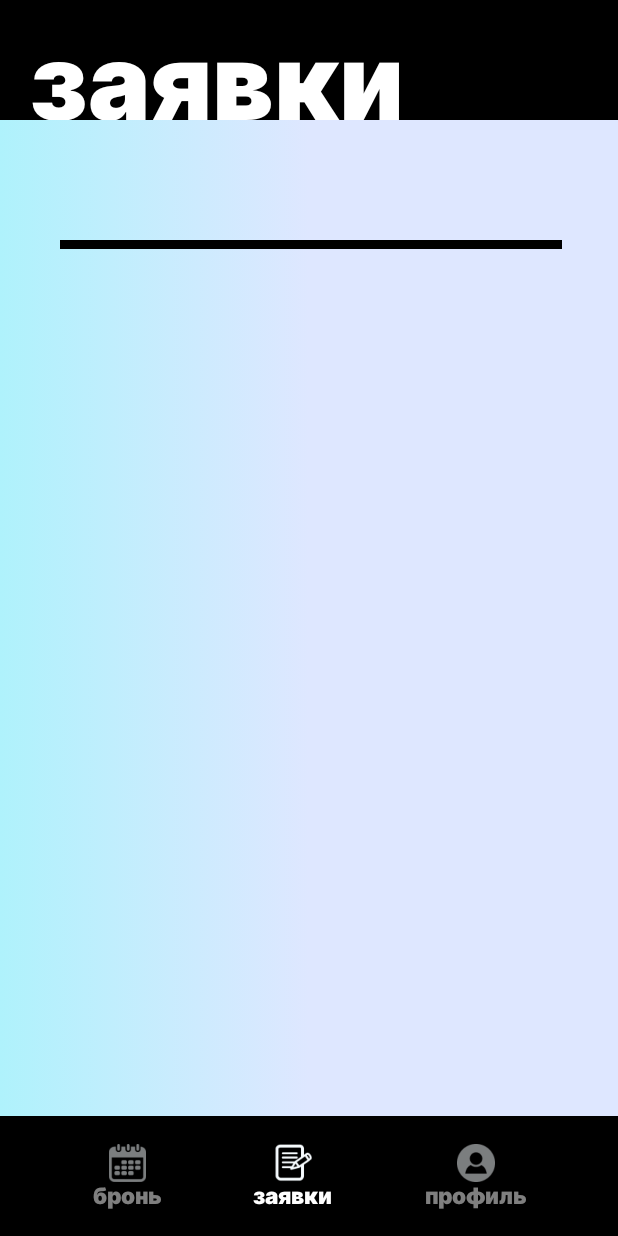
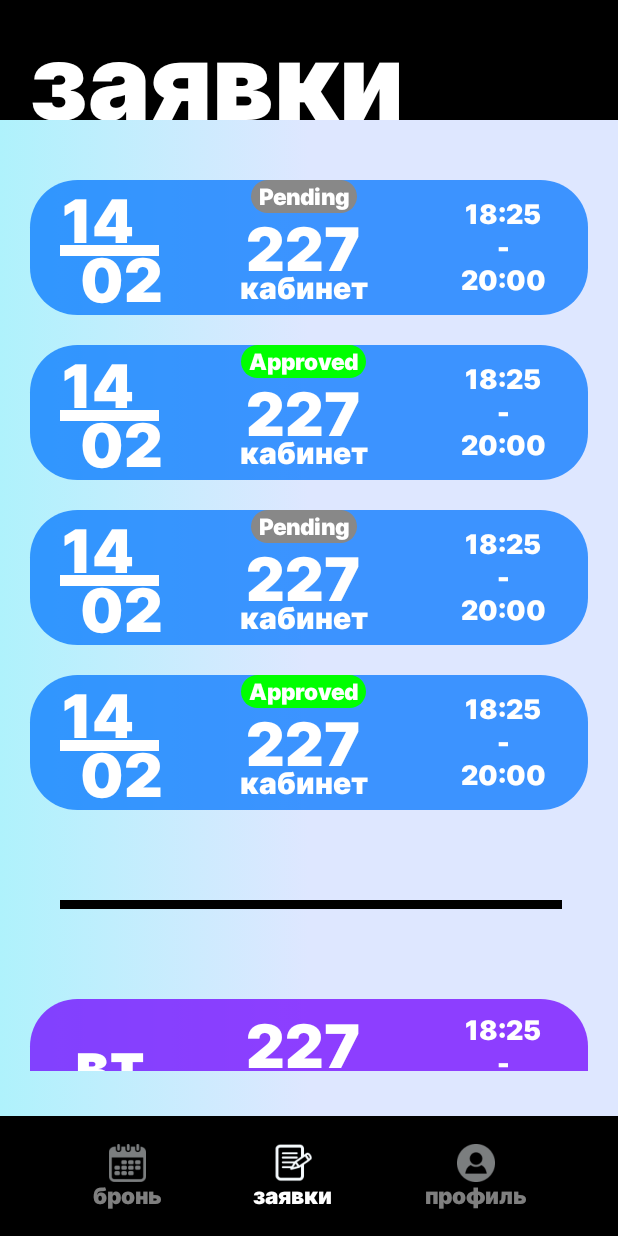
Before and after one commit to TSUKeysLab/TsuKeysMobile, an Android app built with Jetpack Compose: the RequestsScreen screen opened through its navigation route, on a phone screen of 412 x 824 dp. Run offline under Robolectric (Android 15) with nearby library versions, the light colour scheme and no system bars; our stand-ins replace accompanist.

Commit message:
Добавил статус к карточке заявки, а также добавил placeholder в выборе кабинета в профиле по кнопке ключей

```diff
--- a/app/src/main/java/com/example/tsukeysmobile/MainActivity.kt
+++ b/app/src/main/java/com/example/tsukeysmobile/MainActivity.kt
@@ -1,5 +1,6 @@
 package com.example.tsukeysmobile
 
+import android.annotation.SuppressLint
 import android.os.Bundle
 import androidx.activity.ComponentActivity
 import androidx.activity.compose.setContent
@@ -22,12 +23,16 @@ import com.example.tsukeysmobile.Screens.ProfileScreen
 import com.example.tsukeysmobile.Screens.Request
 import com.example.tsukeysmobile.Screens.RequestsScreen
 import com.example.tsukeysmobile.ui.theme.TsuKeysMobileTheme
+import com.example.tsukeysmobile.ui.theme.requestRepeatable
+import com.example.tsukeysmobile.ui.theme.requestSingle
 import java.util.*
 
 val requests : MutableList<Request> = mutableStateListOf(Request(UUID.randomUUID()) {
-    Divider(modifier = Modifier.fillMaxWidth(0.9f).offset(x = 20.dp).padding(vertical = 50.dp), color = Color.Black, thickness = 6.dp)
+    Divider(modifier = Modifier
+        .fillMaxWidth(0.9f)
+        .offset(x = 20.dp)
+        .padding(vertical = 50.dp), color = Color.Black, thickness = 6.dp)
 })
-
 class MainActivity : ComponentActivity() {
     override fun onCreate(savedInstanceState: Bundle?) {
         super.onCreate(savedInstanceState)
@@ -38,11 +43,42 @@ class MainActivity : ComponentActivity() {
                     color = MaterialTheme.colorScheme.background
                 )
                 {
+                    requests.add(0, Request(UUID.randomUUID()) {
+                        RequestCard(
+                            id = UUID.randomUUID(),
+                            status = "Approved",
+                            date = "14.02",
+                            cab = "227",
+                            time = "18:25-20:00",
+                            type = requestSingle,
+                        )
+                    })
+                    requests.add(0, Request(UUID.randomUUID()) {
+                        RequestCard(
+                            id = UUID.randomUUID(),
+                            status = "Pending",
+                            date = "14.02",
+                            cab = "227",
+                            time = "18:25-20:00",
+                            type = requestSingle,
+                        )
+                    })
+                    requests.add(Request(UUID.randomUUID()) {
+                        RequestCard(
+                            id = UUID.randomUUID(),
+                            status = "",
+                            date = "вт",
+                            cab = "227",
+                            time = "18:25-20:00",
+                            type = requestRepeatable,
+                        )
+                    })
                     Navigation()
                 }
             }
         }
     }
+    @SuppressLint("UnrememberedMutableState")
     @Composable
     fun Navigation() {
         val navController = rememberNavController()
@@ -50,7 +86,7 @@ class MainActivity : ComponentActivity() {
         {
             composable(route = com.example.tsukeysmobile.Navigation.Screen.RequestsScreen.route)
             {
-                RequestsScreen(navController = navController)
+                RequestsScreen(navController = navController, requests = requests)
             }
             composable(route = com.example.tsukeysmobile.Navigation.Screen.ProfileScreen.route)
             {
--- a/app/src/main/java/com/example/tsukeysmobile/Screens/Requests.kt
+++ b/app/src/main/java/com/example/tsukeysmobile/Screens/Requests.kt
@@ -26,7 +26,7 @@ import androidx.compose.ui.unit.sp
 import androidx.navigation.NavController
 import com.example.tsukeysmobile.DefaultText
 import com.example.tsukeysmobile.Navigation.Screen
-import com.example.tsukeysmobile.requests
+
 import com.example.tsukeysmobile.ui.theme.backgroundCol1
 import com.example.tsukeysmobile.ui.theme.backgroundCol2
 import java.util.*
@@ -39,9 +39,9 @@ data class Request(
     val visibleState = MutableTransitionState(false).apply { targetState = true }
 }
 
-@OptIn(ExperimentalFoundationApi::class, ExperimentalAnimationApi::class)
+@OptIn(ExperimentalAnimationApi::class, ExperimentalFoundationApi::class)
 @Composable
-fun RequestsScreen(navController: NavController)
+fun RequestsScreen(navController: NavController, requests: MutableList<Request>)
 {
     Column(
         modifier = Modifier.fillMaxSize()
--- a/app/src/main/java/com/example/tsukeysmobile/Views/KeysMenu.kt
+++ b/app/src/main/java/com/example/tsukeysmobile/Views/KeysMenu.kt
@@ -27,7 +27,6 @@ import androidx.compose.ui.unit.dp
 import com.example.tsukeysmobile.DefaultText
 import com.example.tsukeysmobile.R
 import com.example.tsukeysmobile.Screens.Request
-import com.example.tsukeysmobile.requests
 import com.example.tsukeysmobile.ui.theme.*
 import java.util.*
 
@@ -148,7 +147,7 @@ fun ShowOutComing(
         {
             items(items = outcoming, key = { it.id })
             { request ->
-                if (!request.visibleState.currentState && !request.visibleState.targetState) requests.remove(request)
+                if (!request.visibleState.currentState && !request.visibleState.targetState) outcoming.remove(request)
                 AnimatedVisibility(
                     modifier = Modifier
                         .animateItemPlacement(),
@@ -180,7 +179,7 @@ fun ShowInComing(
     {
         items(items = incoming, key = { it.id })
         { request ->
-            if (!request.visibleState.currentState && !request.visibleState.targetState) requests.remove(request)
+            if (!request.visibleState.currentState && !request.visibleState.targetState) incoming.remove(request)
             AnimatedVisibility(
                 modifier = Modifier
                     .animateItemPlacement(),
--- a/app/src/main/java/com/example/tsukeysmobile/Views/KeysMenuCreateKey.kt
+++ b/app/src/main/java/com/example/tsukeysmobile/Views/KeysMenuCreateKey.kt
@@ -40,7 +40,6 @@ import androidx.compose.ui.window.PopupProperties
 import com.example.tsukeysmobile.DefaultText
 import com.example.tsukeysmobile.R
 import com.example.tsukeysmobile.Screens.Request
-import com.example.tsukeysmobile.requests
 import com.example.tsukeysmobile.ui.theme.*
 import java.util.*
 import java.util.EnumSet.range
@@ -50,6 +49,7 @@ import kotlin.math.exp
 @OptIn(ExperimentalComposeUiApi::class)
 @Composable
 fun TextFieldSample(
+    placeholder: String = "",
     value: String = "",
     enabled: Boolean = true,
     modifier: Modifier,
@@ -62,6 +62,7 @@ fun TextFieldSample(
     }
     TextField(
         value = text,
+        placeholder = {DefaultText(text = placeholder, size = 20, modifier = Modifier, color = Color.Gray)},
         enabled = enabled,
         onValueChange = { newText ->
             run {
@@ -208,7 +209,7 @@ fun KeysMenuCreateKey()
                     }
                     DefaultText(text = "кому:", size = 20, modifier = Modifier, color = Color.White)
                     val message = remember{mutableStateOf("")}
-                    TextFieldSample(modifier = Modifier, onValueChange = {message.value = it})
+                    TextFieldSample(modifier = Modifier, onValueChange = {message.value = it}, placeholder = "введите id пользователя")
 
                     DefaultText(text = "ключ:", size = 20, modifier = Modifier, color = Color.White)
                     var expanded by remember { mutableStateOf(false) }
--- a/app/src/main/java/com/example/tsukeysmobile/Views/RequestCard.kt
+++ b/app/src/main/java/com/example/tsukeysmobile/Views/RequestCard.kt
@@ -4,6 +4,7 @@ package com.example.tsukeysmobile
 import android.annotation.SuppressLint
 import android.content.Context
 import android.widget.Toast
+import androidx.compose.foundation.background
 import androidx.compose.foundation.clickable
 import androidx.compose.foundation.gestures.detectDragGesturesAfterLongPress
 import androidx.compose.foundation.gestures.detectTapGestures
@@ -29,6 +30,7 @@ import androidx.compose.ui.unit.dp
 import androidx.compose.ui.unit.sp
 import com.example.tsukeysmobile.ui.theme.requestRepeatable
 import java.util.*
+import javax.net.ssl.SSLEngineResult.Status
 
 
 @Composable
@@ -39,7 +41,7 @@ fun DefaultText(
     modifier: Modifier
 )
 {
-    Text(modifier = modifier, overflow = TextOverflow.Ellipsis, text = text, fontSize = size.sp, fontFamily = FontFamily(Font(R.font.interblack)), color = color, style = TextStyle(
+    Text(modifier = modifier,overflow = TextOverflow.Visible, text = text, fontSize = size.sp, fontFamily = FontFamily(Font(R.font.interblack)), color = color, style = TextStyle(
             platformStyle = PlatformTextStyle(
                 includeFontPadding = false,
             ),
@@ -59,12 +61,26 @@ fun TimePart(
 }
 
 @Composable
+fun StatusPart(
+    status: String
+)
+{
+    val color: Color
+    if (status == "Pending") color = Color.Gray else if (status == "Approved") color = Color.Green else color = Color.Red
+    Row(
+        modifier = Modifier.wrapContentSize().background(color = color, shape = RoundedCornerShape(50))
+    )
+    {
+        DefaultText(text = status, size = 15, modifier = Modifier.padding(vertical = 2.dp, horizontal = 5.dp))
+    }
+}
+@Composable
 fun CabPart(
     cab: String
 )
 {
     DefaultText(text = cab, size = 40, modifier = Modifier)
-    DefaultText(text = "кабинет", size = 20, modifier = Modifier)
+    DefaultText(text = "кабинет", size = 20, modifier = Modifier.offset(y = -10.dp))
 }
 
 @Composable
@@ -74,7 +90,9 @@ fun DatePart(
 )
 {
     DefaultText(text = day, size = 40, modifier = Modifier.absoluteOffset((-8).dp, 3.dp))
-    Divider(modifier = Modifier.width(100.dp).absoluteOffset(y = (-5).dp), color = Color.White, thickness = 7.dp)
+    Divider(modifier = Modifier
+        .width(100.dp)
+        .absoluteOffset(y = (-5).dp), color = Color.White, thickness = 7.dp)
     DefaultText(text = month, size = 40, modifier = Modifier.absoluteOffset(8.dp, (-13).dp))
 }
 
@@ -92,6 +110,7 @@ fun WeekDayPart(
 @Composable
 fun RequestCard(
     id: UUID,
+    status: String,
     date: String,
     cab: String,
     time: String,
@@ -102,7 +121,8 @@ fun RequestCard(
     Card(
         modifier = Modifier
             .padding(vertical = 10.dp)
-            .fillMaxWidth().height(90.dp)
+            .fillMaxWidth()
+            .height(90.dp)
             .offset { IntOffset(x = offsetX.toInt(), y = 0) }
             .pointerInput(Unit)
             {
@@ -113,9 +133,8 @@ fun RequestCard(
                     },
                     onDragEnd =
                     {
-                        if (offsetX >- 400) offsetX = 0f
-                        else
-                        {
+                        if (offsetX > -400) offsetX = 0f
+                        else {
                             val index = requests.indexOf(requests.find { it.id == id })
                             println(index)
                             requests[index].visibleState.targetState = false
@@ -157,11 +176,14 @@ fun RequestCard(
                 horizontalAlignment = Alignment.CenterHorizontally
             )
             {
+                if (status!="") StatusPart(status)
                 CabPart(cab)
             }
 
             Column(
-                modifier = Modifier.weight(0.22f).padding(vertical = 10.dp),
+                modifier = Modifier
+                    .weight(0.22f)
+                    .padding(vertical = 10.dp),
                 horizontalAlignment = Alignment.CenterHorizontally
             )
             {
```
